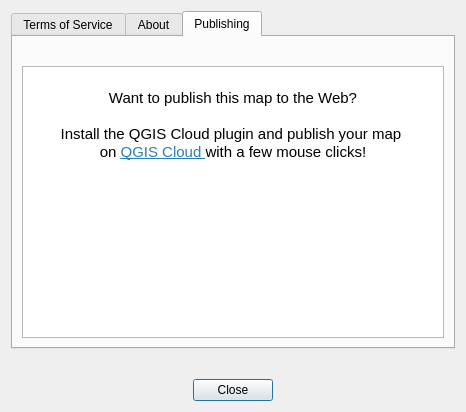
The window that openlayers/ui_about_dialog.ui (sourcepole/qgis-openlayers-plugin) describes before a commit, drawn with Qt 5.
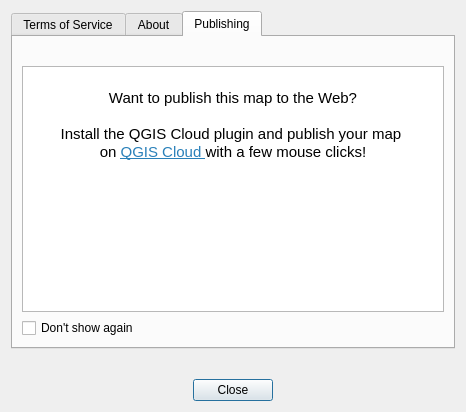
The same window after the commit. The open tabs and pages were chosen to show the change. Icons and pictures are not drawn.

Commit message: Checkbox for turning off publication info

Patch:
```diff
--- a/openlayers/ui_about_dialog.ui
+++ b/openlayers/ui_about_dialog.ui
@@ -171,6 +171,13 @@
          </property>
         </widget>
        </item>
+       <item>
+        <widget class="QCheckBox" name="cb_publishing">
+         <property name="text">
+          <string>Don't show again</string>
+         </property>
+        </widget>
+       </item>
       </layout>
      </widget>
     </widget>
```
The commit also changes 2 other files.
